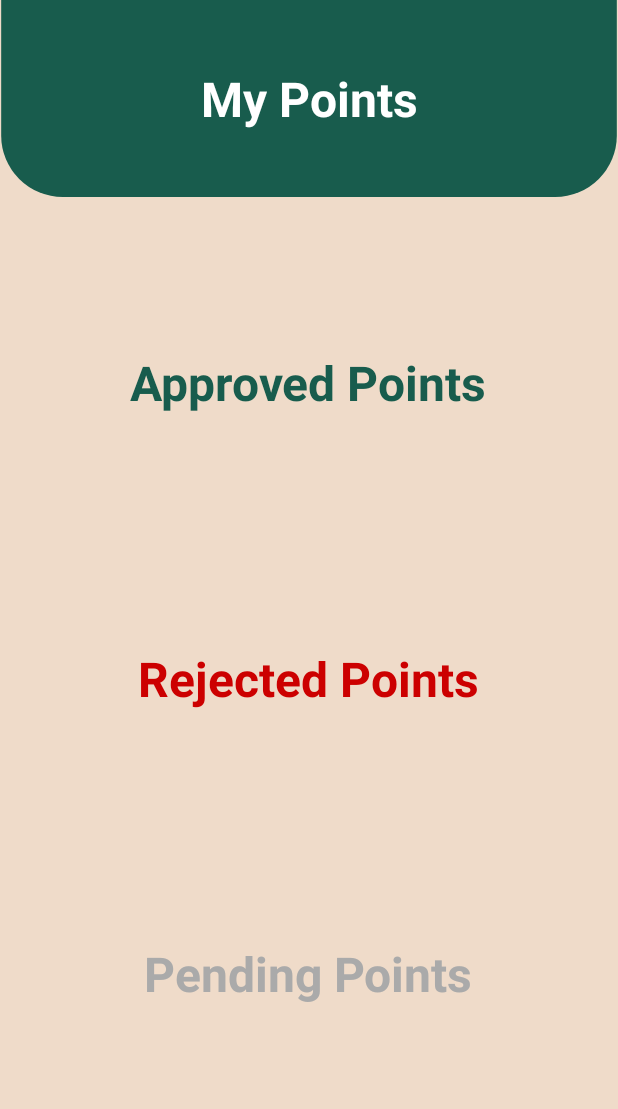
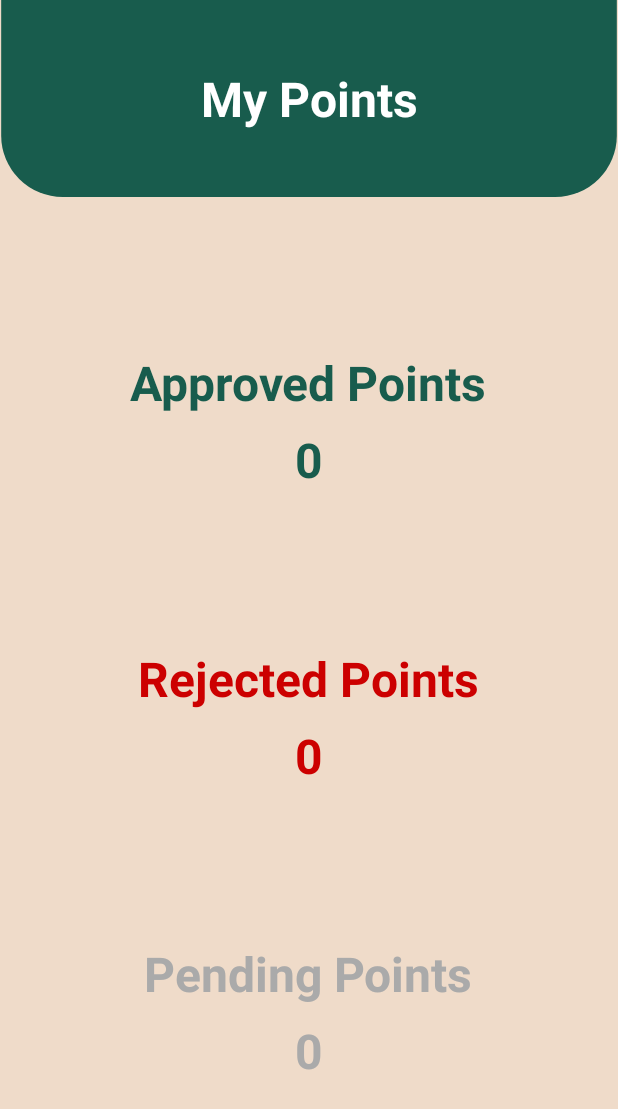
Before and after one commit to AhmedMaad/Triple-G-Cycle, an Android app: the PointsActivity screen opened directly, with no data from a screen before it, on a phone screen of 412 x 824 dp. Shown: the top 1109 px of the screen. Run offline under Robolectric (Android 15) with nearby library versions, the phone set to English and light mode, and no system bars; our stand-ins replace Firebase (no records; nobody signed in at launch, a user with empty details on screens opened directly); 1 statement that could not run was skipped.

Commit message:
Reading user points

```diff
--- a/app/src/main/java/com/maad/triple_gcycle/citizen/PointsActivity.kt
+++ b/app/src/main/java/com/maad/triple_gcycle/citizen/PointsActivity.kt
@@ -1,19 +1,70 @@
 package com.maad.triple_gcycle.citizen
 
+import android.animation.ValueAnimator
+import android.os.Bundle
+import android.util.Log
+import android.widget.TextView
 import androidx.appcompat.app.AppCompatActivity
-import android.os.Bundle
+import com.google.firebase.firestore.FirebaseFirestore
+import com.google.firebase.firestore.ktx.firestore
+import com.google.firebase.ktx.Firebase
 import com.maad.triple_gcycle.databinding.ActivityPointsBinding
+import com.maad.triple_gcycle.factory.request.Request
+
 
 class PointsActivity : AppCompatActivity() {
+
+    private lateinit var db: FirebaseFirestore
 
     override fun onCreate(savedInstanceState: Bundle?) {
         super.onCreate(savedInstanceState)
         val binding = ActivityPointsBinding.inflate(layoutInflater)
         setContentView(binding.root)
+        db = Firebase.firestore
 
         //check user_id when returning th points
         //show text view with animation
 
+        val prefs = getSharedPreferences("data", MODE_PRIVATE)
+        val userId = prefs.getString("id", null)!!
+
+        var approvedCounter = 0
+        var rejectedCounter = 0
+        var pendingCounter = 0
+
+        db.collection("requests").get().addOnSuccessListener {
+            val allRequests = it.toObjects(Request::class.java)
+            for (request in allRequests)
+                if (request.userId == userId)
+                    when (request.pointStatus) {
+                        "Approved" -> ++approvedCounter
+                        "Rejected" -> ++rejectedCounter
+                        "Pending" -> ++pendingCounter
+                    }
+
+            val animator = ValueAnimator.ofInt(0, pendingCounter)
+            animator.duration = 3000
+            animator.addUpdateListener { animation ->
+                binding.pendingTv.text = animation.animatedValue.toString()
+            }
+            animator.start()
+
+            val animator2 = ValueAnimator.ofInt(0, rejectedCounter)
+            animator2.duration = 2500
+            animator2.addUpdateListener { animation ->
+                binding.rejectedTv.text = animation.animatedValue.toString()
+            }
+            animator2.start()
+
+            val animator3 = ValueAnimator.ofInt(0, approvedCounter)
+            animator3.duration = 2000
+            animator3.addUpdateListener { animation ->
+                binding.approvedTv.text = animation.animatedValue.toString()
+            }
+            animator3.start()
+
+        }
+
     }
 
 }
--- a/app/src/main/java/com/maad/triple_gcycle/register/SignInActivity.kt
+++ b/app/src/main/java/com/maad/triple_gcycle/register/SignInActivity.kt
@@ -32,7 +32,7 @@ class SignInActivity : AppCompatActivity() {
         binding.signInBtn.setOnClickListener {
             //val email = binding.emailEt.text.toString()
             //val password = binding.passwordEt.text.toString()
-            val email = "health@gmail.com"
+            val email = "c1@gmail.com"
             val password = "123456"
             if (email.isEmpty() || password.isEmpty())
                 Toast.makeText(this, "You forgot to fill the fields", Toast.LENGTH_SHORT).show()
--- a/app/src/main/res/layout/activity_points.xml
+++ b/app/src/main/res/layout/activity_points.xml
@@ -4,8 +4,8 @@
     xmlns:tools="http://schemas.android.com/tools"
     android:layout_width="match_parent"
     android:layout_height="match_parent"
-    tools:context=".citizen."
-    android:orientation="vertical">
+    android:orientation="vertical"
+    tools:context=".citizen.">
 
     <ImageView
         android:id="@+id/half_square_iv"
@@ -20,11 +20,11 @@
         style="@style/TextTitle"
         android:layout_width="wrap_content"
         android:layout_height="wrap_content"
+        android:text="My Points"
         app:layout_constraintBottom_toBottomOf="@id/half_square_iv"
         app:layout_constraintEnd_toEndOf="@id/half_square_iv"
         app:layout_constraintStart_toStartOf="@id/half_square_iv"
-        app:layout_constraintTop_toTopOf="@id/half_square_iv"
-        android:text="My Points" />
+        app:layout_constraintTop_toTopOf="@id/half_square_iv" />
 
     <LinearLayout
         android:id="@+id/approved_container"
@@ -47,8 +47,8 @@
             android:layout_width="wrap_content"
             android:layout_height="wrap_content"
             android:layout_marginTop="8dp"
-            android:textColor="@color/green"
-            tools:text="50" />
+            android:text="0"
+            android:textColor="@color/green" />
 
     </LinearLayout>
 
@@ -73,8 +73,8 @@
             android:layout_width="wrap_content"
             android:layout_height="wrap_content"
             android:layout_marginTop="8dp"
-            android:textColor="@android:color/holo_red_dark"
-            tools:text="3" />
+            android:text="0"
+            android:textColor="@android:color/holo_red_dark" />
 
     </LinearLayout>
 
@@ -99,8 +99,8 @@
             android:layout_width="wrap_content"
             android:layout_height="wrap_content"
             android:layout_marginTop="8dp"
-            android:textColor="@android:color/darker_gray"
-            tools:text="20" />
+            android:text="0"
+            android:textColor="@android:color/darker_gray" />
 
     </LinearLayout>
 
```
